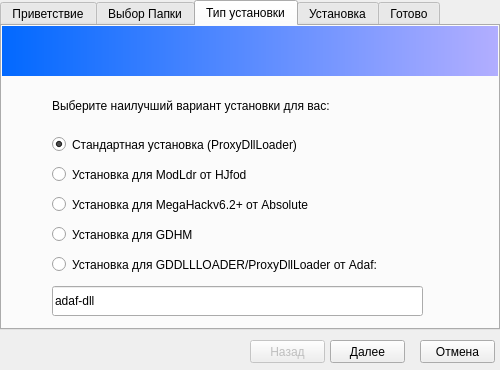
Qt form installer.ui (gdlocalisation/gdl-installer) before a commit.
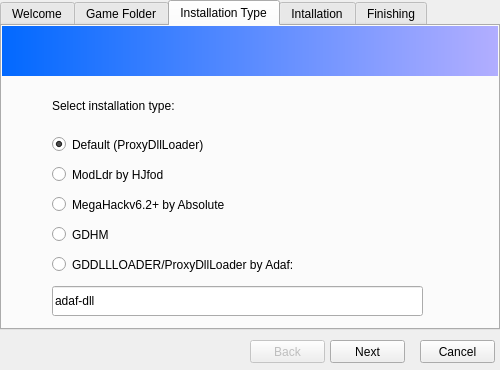
The same form after that commit. The open tabs and pages were chosen to show the change. Icons and pictures are not drawn.

Diff of the .ui file:
```diff
--- a/installer.ui
+++ b/installer.ui
@@ -62,7 +62,7 @@
       <bool>true</bool>
      </property>
      <attribute name="title">
-      <string>Приветствие</string>
+      <string>Welcome</string>
      </attribute>
      <widget class="QLabel" name="left_icon">
       <property name="enabled">
@@ -185,7 +185,7 @@
       <bool>true</bool>
      </property>
      <attribute name="title">
-      <string>Выбор Папки</string>
+      <string>Game Folder</string>
      </attribute>
      <widget class="QLabel" name="folderMainLogo">
       <property name="geometry">
@@ -267,7 +267,7 @@
       <bool>true</bool>
      </property>
      <attribute name="title">
-      <string>Тип установки</string>
+      <string>Installation Type</string>
      </attribute>
      <widget class="QLabel" name="typeMainLogo">
       <property name="geometry">
@@ -298,7 +298,7 @@
        </rect>
       </property>
       <property name="text">
-       <string>Стандартная установка (ProxyDllLoader)</string>
+       <string>Default (ProxyDllLoader)</string>
       </property>
       <property name="checked">
        <bool>true</bool>
@@ -314,7 +314,7 @@
        </rect>
       </property>
       <property name="text">
-       <string>Установка для GDDLLLOADER/ProxyDllLoader от Adaf:</string>
+       <string>GDDLLLOADER/ProxyDllLoader by Adaf:</string>
       </property>
       <property name="checkable">
        <bool>true</bool>
@@ -330,7 +330,7 @@
        </rect>
       </property>
       <property name="text">
-       <string>Установка для ModLdr от HJfod</string>
+       <string>ModLdr by HJfod</string>
       </property>
       <property name="checkable">
        <bool>true</bool>
@@ -346,7 +346,7 @@
        </rect>
       </property>
       <property name="text">
-       <string>Установка для MegaHackv6.2+ от Absolute</string>
+       <string>MegaHackv6.2+ by Absolute</string>
       </property>
       <property name="checkable">
        <bool>true</bool>
@@ -362,7 +362,7 @@
        </rect>
       </property>
       <property name="text">
-       <string>Выберите наилучший вариант установки для вас:</string>
+       <string>Select installation type:</string>
       </property>
       <property name="wordWrap">
        <bool>true</bool>
@@ -378,7 +378,7 @@
        </rect>
       </property>
       <property name="text">
-       <string>Установка для GDHM</string>
+       <string>GDHM</string>
       </property>
       <property name="checkable">
        <bool>true</bool>
@@ -403,7 +403,7 @@
       <bool>true</bool>
      </property>
      <attribute name="title">
-      <string>Установка</string>
+      <string>Intallation</string>
      </attribute>
      <widget class="QLabel" name="installMainLogo">
       <property name="geometry">
@@ -494,7 +494,7 @@
       <bool>true</bool>
      </property>
      <attribute name="title">
-      <string>Готово</string>
+      <string>Finishing</string>
      </attribute>
      <widget class="QLabel" name="okMainLogo">
       <property name="geometry">
@@ -635,7 +635,7 @@
      </rect>
     </property>
     <property name="text">
-     <string>Отмена</string>
+     <string>Cancel</string>
     </property>
    </widget>
    <widget class="QPushButton" name="goForwardButton">
@@ -648,7 +648,7 @@
      </rect>
     </property>
     <property name="text">
-     <string>Далее</string>
+     <string>Next</string>
     </property>
    </widget>
    <widget class="QPushButton" name="goBackButton">
@@ -664,7 +664,7 @@
      </rect>
     </property>
     <property name="text">
-     <string>Назад</string>
+     <string>Back</string>
     </property>
    </widget>
   </widget>
```
Left out of the diff: 30 changed lines with no effect on the pictures.
